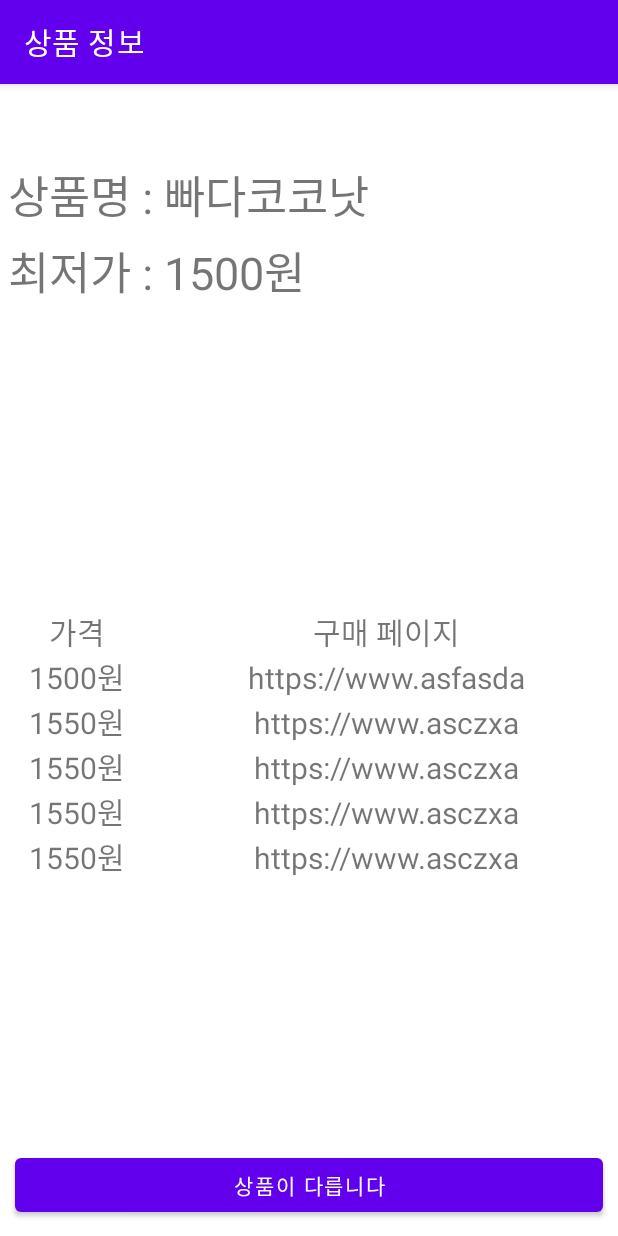
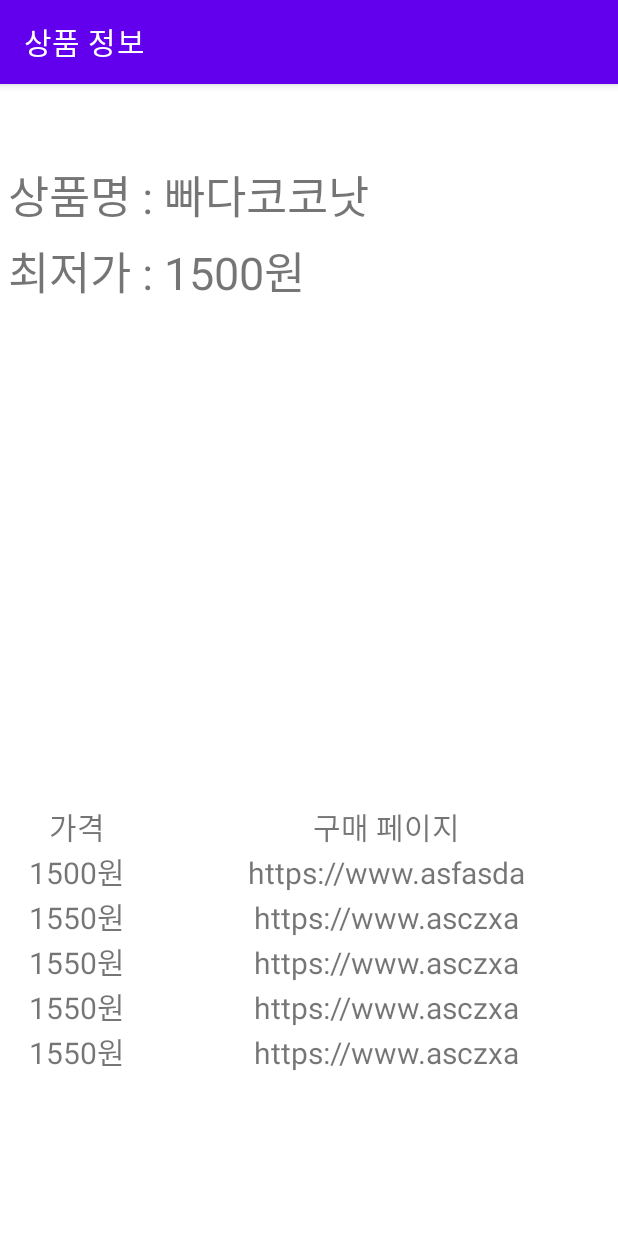
Before and after one commit to 2021-SW-6/barcode-app-workspace, an Android app: the GoodsInfoActivity screen opened directly, with no data from a screen before it, on a phone screen of 412 x 824 dp. Run offline under Robolectric (Android 15) with nearby library versions, the phone set to English and light mode, and no system bars.

Commit message:
chore modify-(GoodsInfoActivity.java, activity_goods_info.xml) delete-(dialog_additional_scan.xml, dialog_wrong_goods.xml) Delete recognition failure and error reporting function

```diff
--- a/app/src/main/java/com/SE_project/barcode_scanner/GoodsInfoActivity.java
+++ b/app/src/main/java/com/SE_project/barcode_scanner/GoodsInfoActivity.java
@@ -25,20 +25,5 @@ public class GoodsInfoActivity extends AppCompatActivity {
         tv_barcode_number = findViewById(R.id.barcodeNumber);
         tv_barcode_number.setText(barcodeNumber);
 
-        Button btnWrong = findViewById(R.id.btnWrong);
-
-        btnWrong.setOnClickListener(new View.OnClickListener() {
-            @Override
-            public void onClick(View view) {
-                View dialogView = View.inflate(GoodsInfoActivity.this, R.layout.dialog_wrong_goods, null);
-                AlertDialog.Builder dlg = new AlertDialog.Builder(GoodsInfoActivity.this);
-
-                dlg.setTitle("기대하신 상품이 아닙니까?");
-                dlg.setView(dialogView);
-                dlg.setNeutralButton("오류보고", null);
-                dlg.show();
-            }
-        });
-
     }
 }
--- a/app/src/main/res/layout/activity_goods_info.xml
+++ b/app/src/main/res/layout/activity_goods_info.xml
@@ -1,11 +1,13 @@
 <?xml version="1.0" encoding="utf-8"?>
-<RelativeLayout xmlns:android="http://schemas.android.com/apk/res/android"
+<LinearLayout xmlns:android="http://schemas.android.com/apk/res/android"
     android:layout_width="match_parent"
     android:layout_height="match_parent"
+    android:orientation="vertical"
     >
     <ScrollView
         android:layout_width="match_parent"
-        android:layout_height="350dp"
+        android:layout_height="0dp"
+        android:layout_weight="5"
         android:id="@+id/svInfo">
         <LinearLayout
             android:layout_width="match_parent"
@@ -40,6 +42,16 @@
                 />
         </LinearLayout>
     </ScrollView>
+    <ScrollView
+        android:layout_width="match_parent"
+        android:layout_height="0dp"
+        android:layout_weight="3"
+        >
+        <LinearLayout
+            android:layout_width="match_parent"
+            android:layout_height="match_parent"
+            android:orientation="vertical"
+            >
             <LinearLayout
                 android:id="@+id/layout1"
                 android:layout_width="match_parent"
@@ -50,18 +62,18 @@
                     android:layout_width="0dp"
                     android:layout_height="wrap_content"
                     android:layout_weight="1"
+                    android:gravity="center_horizontal"
                     android:text="가격"
-            android:textSize="20sp"
                     android:textAlignment="center"
-            android:gravity="center_horizontal" />
+                    android:textSize="20sp" />
                 <TextView
                     android:layout_width="0dp"
                     android:layout_height="wrap_content"
                     android:layout_weight="3"
+                    android:gravity="center_horizontal"
                     android:text="구매 페이지"
-            android:textSize="20sp"
                     android:textAlignment="center"
-            android:gravity="center_horizontal" />
+                    android:textSize="20sp" />
             </LinearLayout>
             <LinearLayout
                 android:id="@+id/layout2"
@@ -73,18 +85,18 @@
                     android:layout_width="0dp"
                     android:layout_height="wrap_content"
                     android:layout_weight="1"
+                    android:gravity="center_horizontal"
                     android:text="1500원"
-            android:textSize="20sp"
                     android:textAlignment="center"
-            android:gravity="center_horizontal" />
+                    android:textSize="20sp" />
                 <TextView
                     android:layout_width="0dp"
                     android:layout_height="wrap_content"
                     android:layout_weight="3"
+                    android:gravity="center_horizontal"
                     android:text="https://www.asfasda"
-            android:textSize="20sp"
                     android:textAlignment="center"
-            android:gravity="center_horizontal" />
+                    android:textSize="20sp" />
             </LinearLayout>
             <LinearLayout
                 android:id="@+id/layout3"
@@ -96,18 +108,18 @@
                     android:layout_width="0dp"
                     android:layout_height="wrap_content"
                     android:layout_weight="1"
+                    android:gravity="center_horizontal"
                     android:text="1550원"
-            android:textSize="20sp"
                     android:textAlignment="center"
-            android:gravity="center_horizontal" />
+                    android:textSize="20sp" />
                 <TextView
                     android:layout_width="0dp"
                     android:layout_height="wrap_content"
                     android:layout_weight="3"
+                    android:gravity="center_horizontal"
                     android:text="https://www.asczxa"
-            android:textSize="20sp"
                     android:textAlignment="center"
-            android:gravity="center_horizontal" />
+                    android:textSize="20sp" />
             </LinearLayout>
             <LinearLayout
                 android:id="@+id/layout4"
@@ -119,18 +131,18 @@
                     android:layout_width="0dp"
                     android:layout_height="wrap_content"
                     android:layout_weight="1"
+                    android:gravity="center_horizontal"
                     android:text="1550원"
-            android:textSize="20sp"
                     android:textAlignment="center"
-            android:gravity="center_horizontal" />
+                    android:textSize="20sp" />
                 <TextView
                     android:layout_width="0dp"
                     android:layout_height="wrap_content"
                     android:layout_weight="3"
+                    android:gravity="center_horizontal"
                     android:text="https://www.asczxa"
-            android:textSize="20sp"
                     android:textAlignment="center"
-            android:gravity="center_horizontal" />
+                    android:textSize="20sp" />
             </LinearLayout>
             <LinearLayout
                 android:id="@+id/layout5"
@@ -142,18 +154,18 @@
                     android:layout_width="0dp"
                     android:layout_height="wrap_content"
                     android:layout_weight="1"
+                    android:gravity="center_horizontal"
                     android:text="1550원"
-            android:textSize="20sp"
                     android:textAlignment="center"
-            android:gravity="center_horizontal" />
+                    android:textSize="20sp" />
                 <TextView
                     android:layout_width="0dp"
                     android:layout_height="wrap_content"
                     android:layout_weight="3"
+                    android:gravity="center_horizontal"
                     android:text="https://www.asczxa"
-            android:textSize="20sp"
                     android:textAlignment="center"
-            android:gravity="center_horizontal" />
+                    android:textSize="20sp" />
             </LinearLayout>
             <LinearLayout
                 android:id="@+id/layout6"
@@ -165,33 +177,19 @@
                     android:layout_width="0dp"
                     android:layout_height="wrap_content"
                     android:layout_weight="1"
+                    android:gravity="center_horizontal"
                     android:text="1550원"
-            android:textSize="20sp"
                     android:textAlignment="center"
-            android:gravity="center_horizontal"/>
+                    android:textSize="20sp" />
                 <TextView
                     android:layout_width="0dp"
                     android:layout_height="wrap_content"
                     android:layout_weight="3"
+                    android:gravity="center_horizontal"
                     android:text="https://www.asczxa"
-            android:textSize="20sp"
                     android:textAlignment="center"
-            android:gravity="center_horizontal" />
+                    android:textSize="20sp" />
             </LinearLayout>
-    <LinearLayout
-        android:layout_width="match_parent"
-        android:layout_height="wrap_content"
-        android:layout_alignParentBottom="true"
-        android:orientation="horizontal"
-        android:id="@+id/layoutBtn"
-        >
-        <Button
-            android:layout_width="0dp"
-            android:layout_height="wrap_content"
-            android:layout_weight="1"
-            android:layout_margin="10dp"
-            android:text="상품이 다릅니다"
-            android:id="@+id/btnWrong"
-            />
         </LinearLayout>
-</RelativeLayout>
+    </ScrollView>
+</LinearLayout>
--- a/app/src/main/res/layout/dialog_additional_scan.xml
+++ /dev/null
@@ -1,8 +0,0 @@
-<?xml version="1.0" encoding="utf-8"?>
-<LinearLayout xmlns:android="http://schemas.android.com/apk/res/android"
-    android:orientation="horizontal"
-    android:layout_width="match_parent"
-    android:layout_height="match_parent"
-    android:gravity="center">
-
-</LinearLayout>
--- a/app/src/main/res/layout/dialog_wrong_goods.xml
+++ /dev/null
@@ -1,8 +0,0 @@
-<?xml version="1.0" encoding="utf-8"?>
-<LinearLayout xmlns:android="http://schemas.android.com/apk/res/android"
-    android:orientation="horizontal"
-    android:layout_width="match_parent"
-    android:layout_height="match_parent"
-    android:gravity="center">
-
-</LinearLayout>
```
Lines whose indentation alone changed are shown as unchanged.
